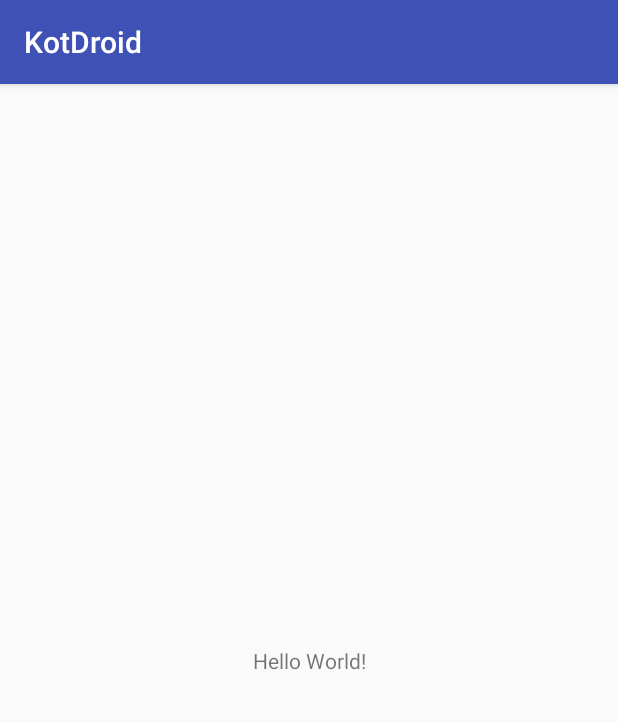
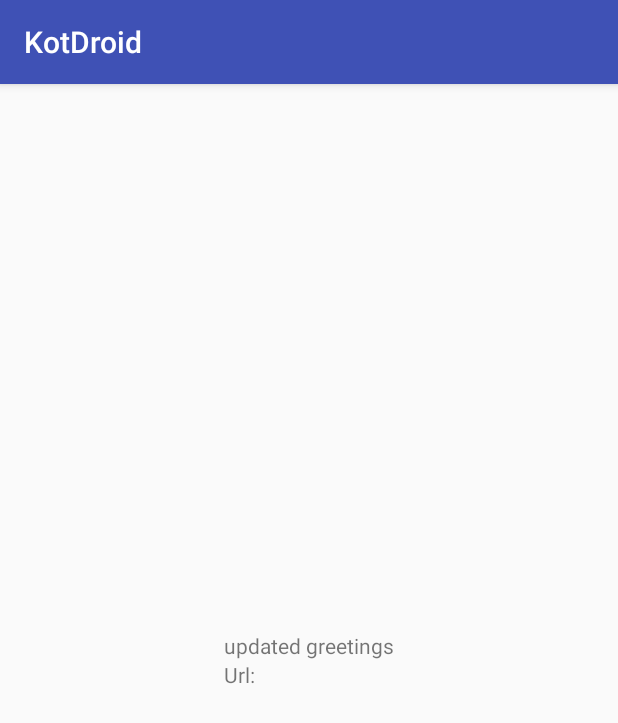
Before and after one commit to chenzhang2006/KotDroid, an Android app: the screen it shows after launch (MainActivity), on a phone screen of 412 x 824 dp. Shown: the top 723 px of the screen. Run offline under Robolectric (Android 15) with nearby library versions, the phone set to English and light mode, and no system bars.

Commit message:
Setup Activity->Fragment with lazy delegated property

```diff
--- a/app/src/main/java/com/chenzhang/kotdroid/MainActivity.kt
+++ b/app/src/main/java/com/chenzhang/kotdroid/MainActivity.kt
@@ -2,11 +2,18 @@ package com.chenzhang.kotdroid
 
 import android.os.Bundle
 import android.support.v7.app.AppCompatActivity
+import com.chenzhang.kotdroid.view.RedditFragment
 
 class MainActivity : AppCompatActivity() {
 
     override fun onCreate(savedInstanceState: Bundle?) {
         super.onCreate(savedInstanceState)
         setContentView(R.layout.activity_main)
+
+        supportFragmentManager.beginTransaction()
+                .replace(R.id.fragment_container, RedditFragment())
+                .addToBackStack(null)
+                .commit()
+
     }
 }
--- /dev/null
+++ b/app/src/main/java/com/chenzhang/kotdroid/view/RedditFragment.kt
@@ -0,0 +1,24 @@
+package com.chenzhang.kotdroid.view
+
+import android.os.Bundle
+import android.support.v4.app.Fragment
+import android.view.LayoutInflater
+import android.view.View
+import android.view.ViewGroup
+import android.widget.TextView
+import com.chenzhang.kotdroid.R
+
+/**
+ * Created by czhang000 on 6/15/17.
+ */
+class RedditFragment: Fragment() {
+    val greetingsText by lazy { view?.findViewById(R.id.greetings) as TextView}
+    override fun onCreateView(inflater: LayoutInflater, container: ViewGroup?, savedInstanceState: Bundle?): View? {
+        return inflater.inflate(R.layout.reddit_fragment, container, false)
+    }
+
+    override fun onResume() {
+        super.onResume()
+        greetingsText.text = "updated greetings"
+    }
+}
--- a/app/src/main/res/layout/activity_main.xml
+++ b/app/src/main/res/layout/activity_main.xml
@@ -7,10 +7,10 @@
         android:layout_height="match_parent"
         tools:context="com.chenzhang.kotdroid.MainActivity">
 
-    <TextView
-            android:layout_width="wrap_content"
-            android:layout_height="wrap_content"
-            android:text="Hello World!"
+    <FrameLayout
+            android:id="@+id/fragment_container"
+            android:layout_width="match_parent"
+            android:layout_height="match_parent"
             app:layout_constraintBottom_toBottomOf="parent"
             app:layout_constraintLeft_toLeftOf="parent"
             app:layout_constraintRight_toRightOf="parent"
--- /dev/null
+++ b/app/src/main/res/layout/reddit_fragment.xml
@@ -0,0 +1,23 @@
+<?xml version="1.0" encoding="utf-8"?>
+<RelativeLayout xmlns:android="http://schemas.android.com/apk/res/android"
+                android:layout_width="match_parent"
+                android:layout_height="match_parent">
+
+    <LinearLayout
+            android:layout_width="wrap_content"
+            android:layout_height="wrap_content"
+            android:orientation="vertical"
+            android:layout_centerInParent="true">
+
+        <TextView
+                android:id="@+id/greetings"
+                android:layout_width="wrap_content"
+                android:layout_height="wrap_content"
+                android:text="Hello"/>
+        <TextView
+                android:layout_width="wrap_content"
+                android:layout_height="wrap_content"
+                android:text="Url: "/>
+    </LinearLayout>
+
+</RelativeLayout>
```
